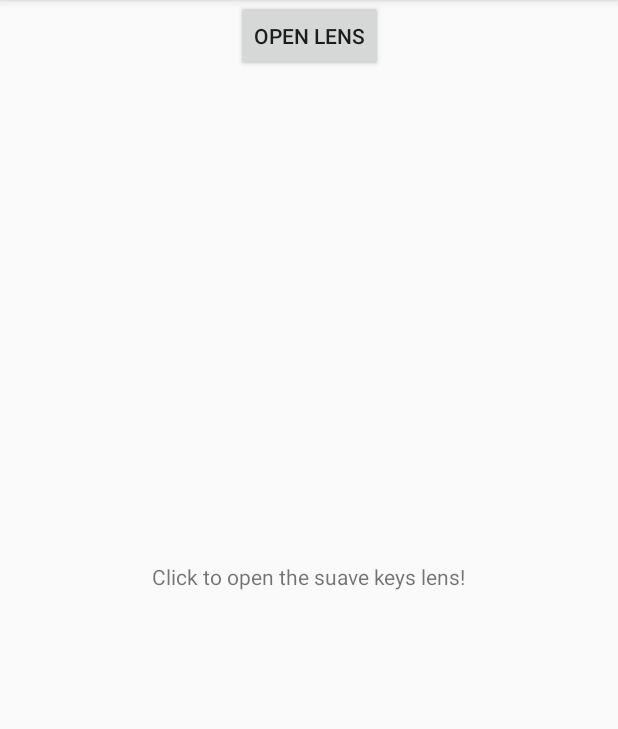
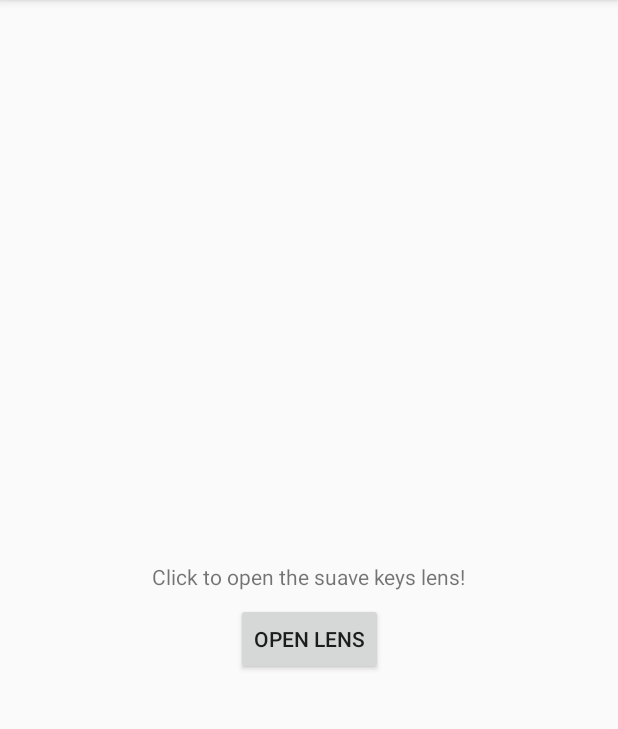
Before and after one commit to SuavePirate/SuaveKeys.SnapReader, an Android app: the screen it shows after launch (MainActivity), on a phone screen of 412 x 824 dp, the part 84-813 px from its top. Run offline under Robolectric (Android 15) with nearby library versions, the phone set to English and light mode, and no system bars; libraries missing offline, so code that uses them is left out: com.snapchat.kit.

```diff
--- a/src/Android/app/src/main/res/layout/activity_main.xml
+++ b/src/Android/app/src/main/res/layout/activity_main.xml
@@ -20,9 +20,10 @@
         android:id="@+id/lens_button"
         android:layout_width="wrap_content"
         android:layout_height="wrap_content"
+        android:layout_marginTop="8dp"
         android:text="Open Lens"
         app:layout_constraintEnd_toEndOf="@+id/textView"
         app:layout_constraintStart_toStartOf="@+id/textView"
-        tools:layout_editor_absoluteY="386dp" />
+        app:layout_constraintTop_toBottomOf="@+id/textView" />
 
 </androidx.constraintlayout.widget.ConstraintLayout>
```
Also changed, not shown: src/Android/app/src/main/java/com/suavepirate/suavekeysqrgenerator/MainActivity.kt (+25 -16 lines), 2 other files.
